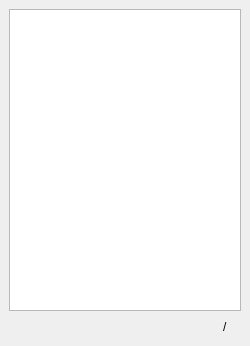
Old version of the form ui/file_dock.ui in the repository yatengLG/ISAT.
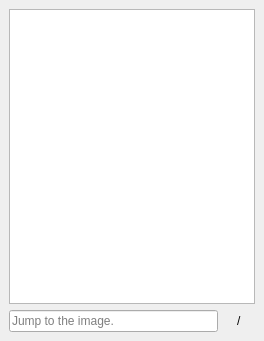
New version of the form.

```diff
--- a/ui/file_dock.ui
+++ b/ui/file_dock.ui
@@ -6,8 +6,8 @@
    <rect>
     <x>0</x>
     <y>0</y>
-    <width>250</width>
-    <height>346</height>
+    <width>264</width>
+    <height>341</height>
    </rect>
   </property>
   <property name="windowTitle">
@@ -48,17 +48,14 @@
        <number>0</number>
       </property>
       <item>
-       <spacer name="horizontalSpacer">
-        <property name="orientation">
-         <enum>Qt::Horizontal</enum>
+       <widget class="QLineEdit" name="lineEdit_jump">
+        <property name="toolTip">
+         <string>Jump to the image. Input name or index.</string>
         </property>
-        <property name="sizeHint" stdset="0">
-         <size>
-          <width>40</width>
-          <height>20</height>
-         </size>
+        <property name="placeholderText">
+         <string>Jump to the image.</string>
         </property>
-       </spacer>
+       </widget>
       </item>
       <item>
        <widget class="QLabel" name="label_current">
```
